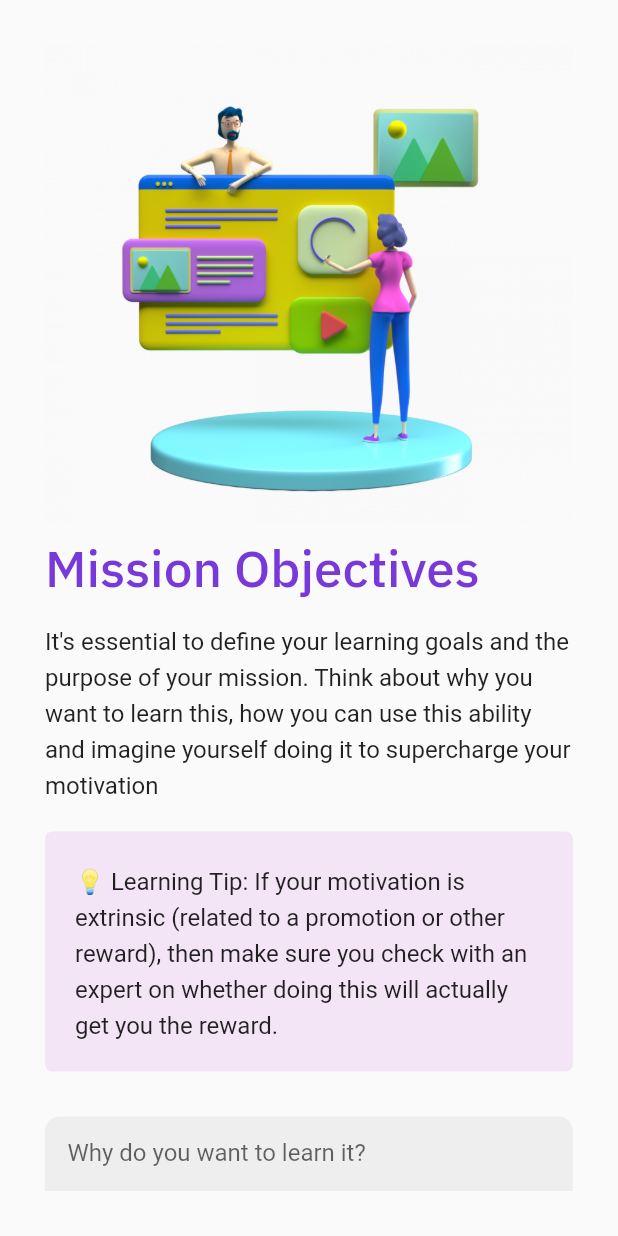
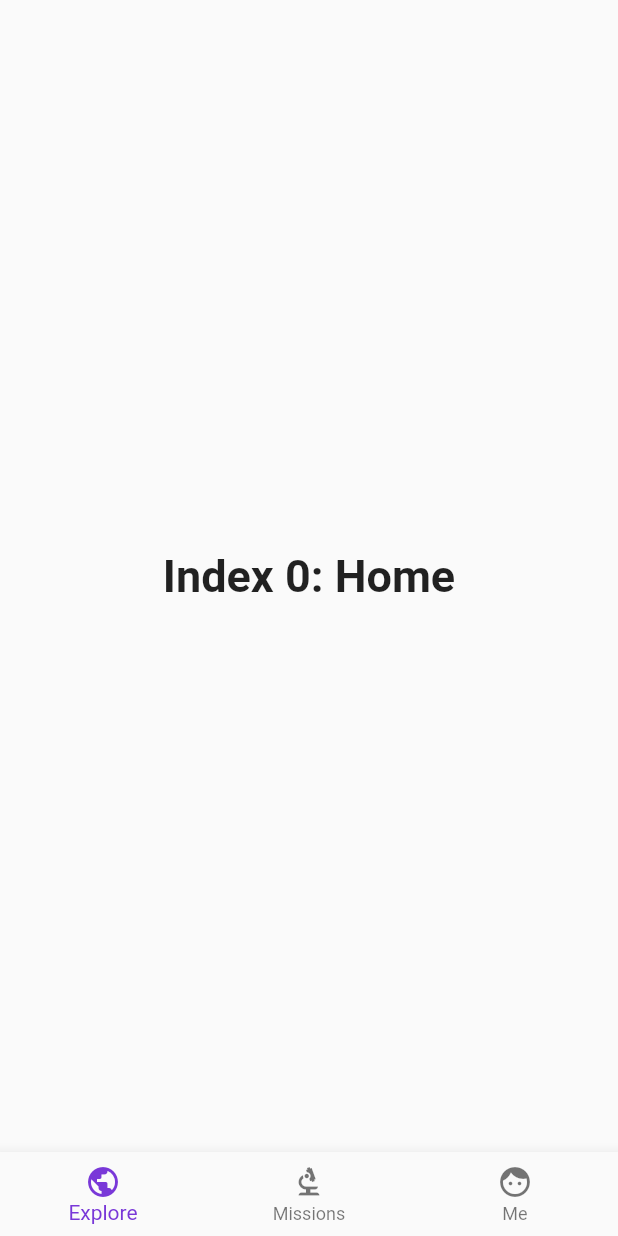
Before and after one commit to axiomacademy/solo, a Flutter app: the EnergyPage widget shown alone on an empty page, opened directly, after a tap on "CHARGE SHIP", on a phone screen of 412 x 824 dp. Run offline on Flutter 3.47's test engine with Material 2 defaults, Android fonts, the phone set to English and light mode, and no system bars; our stand-ins replace firebase_auth, firebase_core, flutter_svg, google_sign_in, smooth_page_indicator; missing offline and left inert: firebase_auth_web, firebase_core_web, google_sign_in_web, selectable_container; accounts and stored records are empty.

Commit message:
feat: core homepage scaffold

```diff
--- a/lib/pages/home.dart
+++ b/lib/pages/home.dart
@@ -0,0 +1,67 @@
+import 'package:flutter/material.dart';
+
+class HomePage extends StatefulWidget {
+  HomePage({Key? key}) : super(key: key);
+
+  static Route route() {
+    return MaterialPageRoute<void>(builder: (_) => HomePage());
+  }
+
+  @override
+  _HomePageState createState() => _HomePageState();
+}
+
+class _HomePageState extends State<HomePage> {
+  int _selectedIndex = 0;
+  static const TextStyle optionStyle =
+      TextStyle(fontSize: 30, fontWeight: FontWeight.bold);
+  static const List<Widget> _widgetOptions = <Widget>[
+    Text(
+      'Index 0: Home',
+      style: optionStyle,
+    ),
+    Text(
+      'Index 1: Business',
+      style: optionStyle,
+    ),
+    Text(
+      'Index 2: School',
+      style: optionStyle,
+    ),
+  ];
+
+  void _onItemTapped(int index) {
+    setState(() {
+      _selectedIndex = index;
+    });
+  }
+
+  @override
+  Widget build(BuildContext context) {
+    return Material(
+        child: Scaffold(
+      body: Center(
+        child: _widgetOptions.elementAt(_selectedIndex),
+      ),
+      bottomNavigationBar: BottomNavigationBar(
+        items: const <BottomNavigationBarItem>[
+          BottomNavigationBarItem(
+            icon: Icon(Icons.public),
+            label: 'Explore',
+          ),
+          BottomNavigationBarItem(
+            icon: Icon(Icons.biotech),
+            label: 'Missions',
+          ),
+          BottomNavigationBarItem(
+            icon: Icon(Icons.face),
+            label: 'Me',
+          ),
+        ],
+        currentIndex: _selectedIndex,
+        selectedItemColor: Theme.of(context).primaryColor,
+        onTap: _onItemTapped,
+      ),
+    ));
+  }
+}
--- a/lib/pages/register.dart
+++ b/lib/pages/register.dart
@@ -1,5 +1,7 @@
 import 'package:flutter/material.dart';
 import 'package:selectable_container/selectable_container.dart';
+
+import './home.dart';
 
 class EnergyPage extends StatelessWidget {
   EnergyPage({Key? key}) : super(key: key);
@@ -74,7 +76,7 @@ class EnergyPage extends StatelessWidget {
                           margin: EdgeInsets.only(top: 10.0),
                           child: ElevatedButton(
                               onPressed: () {
-                                Navigator.of(context).push(PurposePage.route());
+                                Navigator.of(context).push(HomePage.route());
                               },
                               style: ElevatedButton.styleFrom(
                                 primary: Theme.of(context).primaryColor,
```
